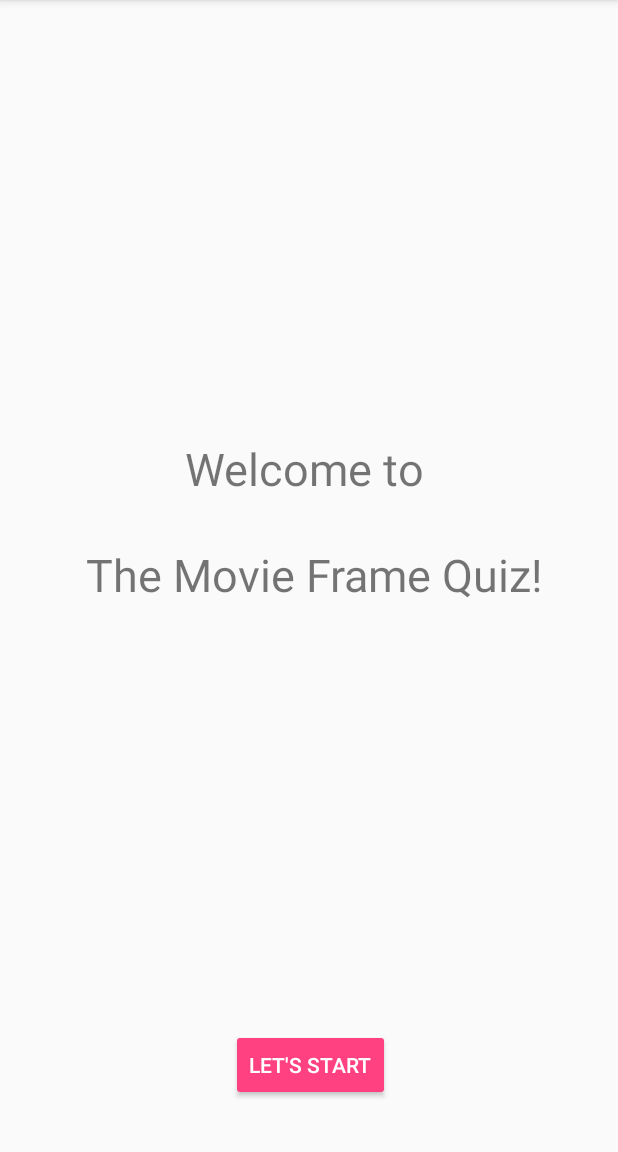
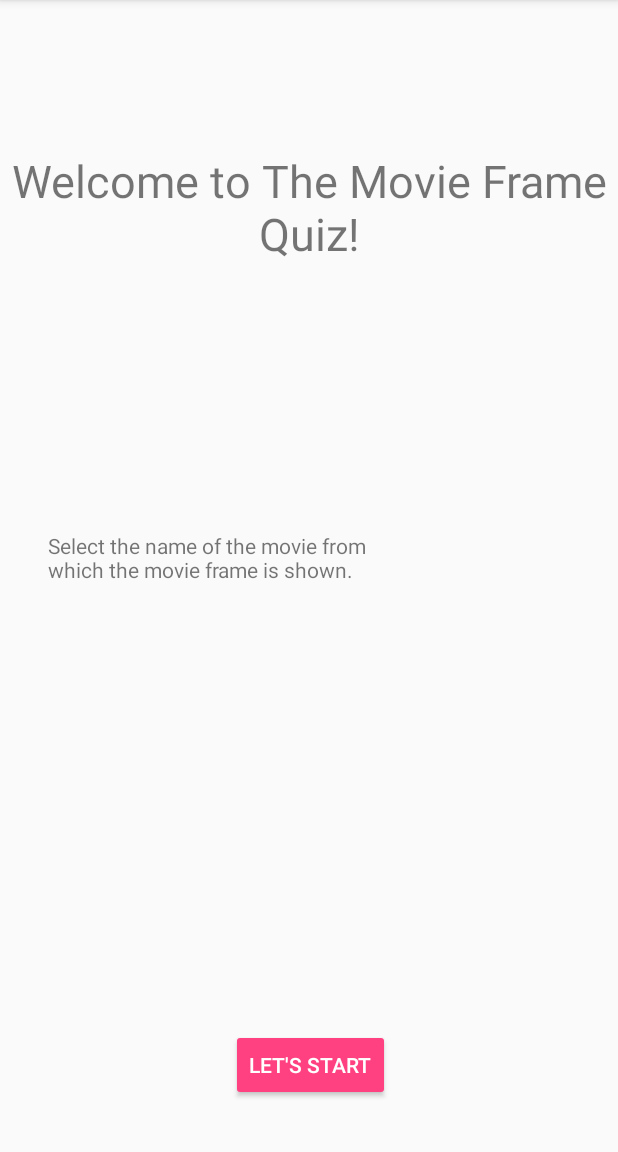
Before and after one commit to PiotrPrus/QuizAppForUdacity, an Android app: the screen it shows after launch (MainActivity), on a phone screen of 412 x 824 dp, the part 84-1236 px from its top. Run offline under Robolectric (Android 15) with nearby library versions, the phone set to English and light mode, and no system bars.

```diff
--- a/app/src/main/java/com/example/prusp/quizappforudacity/QuizResults.java
+++ b/app/src/main/java/com/example/prusp/quizappforudacity/QuizResults.java
@@ -24,6 +24,7 @@ public class QuizResults extends AppCompatActivity {
 
     private void updateQuizScore() {
         TextView resultsTextView = (TextView) findViewById(R.id.results_text_view);
-        resultsTextView.setText(String.valueOf(quizScore));
+        String result = (String.valueOf(quizScore)+"/6");
+        resultsTextView.setText(result);
     }
 }
--- a/app/src/main/res/layout/activity_main.xml
+++ b/app/src/main/res/layout/activity_main.xml
@@ -12,19 +12,16 @@
         android:layout_width="wrap_content"
         android:layout_height="wrap_content"
         android:gravity="center"
-        android:text="Welcome to \n \n The Movie Frame Quiz!"
+        android:text="@string/welcome_text"
         android:textSize="30sp"
-        tools:layout_editor_absoluteX="36dp"
-        tools:layout_editor_absoluteY="217dp"
         app:layout_constraintStart_toStartOf="parent"
         android:layout_marginStart="36dp"
         android:layout_marginEnd="36dp"
         app:layout_constraintEnd_toEndOf="parent"
         app:layout_constraintTop_toTopOf="parent"
-        android:layout_marginTop="217dp"
-        android:layout_marginBottom="100dp"
         app:layout_constraintBottom_toTopOf="@+id/start_quiz_button"
-        app:layout_constraintVertical_bias="0.29000002" />
+        app:layout_constraintVertical_bias="0.0"
+        android:layout_marginTop="100dp" />
 
     <Button
         android:id="@+id/start_quiz_button"
@@ -37,10 +34,25 @@
         android:elevation="10dp"
         android:gravity="center_vertical|center_horizontal"
         android:onClick="startQuiz"
-        android:text="LET'S START"
+        android:text="@string/let_s_start"
+        android:textColor="@android:color/white"
         app:layout_constraintBottom_toBottomOf="parent"
         app:layout_constraintEnd_toEndOf="parent"
         app:layout_constraintStart_toStartOf="parent"
         tools:layout_editor_absoluteX="139dp"
         tools:layout_editor_absoluteY="429dp" />
+
+    <TextView
+        android:id="@+id/textView2"
+        android:layout_width="215dp"
+        android:layout_height="92dp"
+        android:text="@string/quiz_description"
+        app:layout_constraintStart_toStartOf="parent"
+        android:layout_marginStart="32dp"
+        android:layout_marginEnd="137dp"
+        app:layout_constraintEnd_toEndOf="parent"
+        tools:layout_editor_absoluteY="354dp"
+        app:layout_constraintHorizontal_bias="0.0"
+        android:layout_marginTop="178dp"
+        app:layout_constraintTop_toBottomOf="@+id/textView" />
 </android.support.constraint.ConstraintLayout>
--- a/app/src/main/res/values/strings.xml
+++ b/app/src/main/res/values/strings.xml
@@ -38,4 +38,8 @@
     <string name="movie_2_batman_returns">Batman Returns</string>
     <string name="movie_3_batman_begins">Batman Begins</string>
     <string name="movie_4_dark_knight">The Dark Knight</string>
+    <string name="let_s_start">LET\'S START</string>
+    <string name="welcome_text">Welcome to     The Movie Frame Quiz!</string>
+    <string name="your_result_is">Your result is</string>
+    <string name="quiz_description">Select the name of the movie from which the movie frame is shown.</string>
 </resources>
```
Also changed, not shown: app/src/main/res/layout/activity_quiz_page_five.xml (+9 -9 lines), app/src/main/res/layout/activity_quiz_page_four.xml (+10 -10 lines), app/src/main/res/layout/activity_quiz_page_six.xml (+8 -8 lines), app/src/main/res/layout/activity_quiz_page_three.xml (+8 -9 lines), app/src/main/res/layout/activity_quiz_page_two.xml (+8 -9 lines), app/src/main/res/layout/activity_quiz_results.xml (+10 -0 lines), app/src/main/res/layout/quiz_page_layout.xml (+13 -13 lines).
